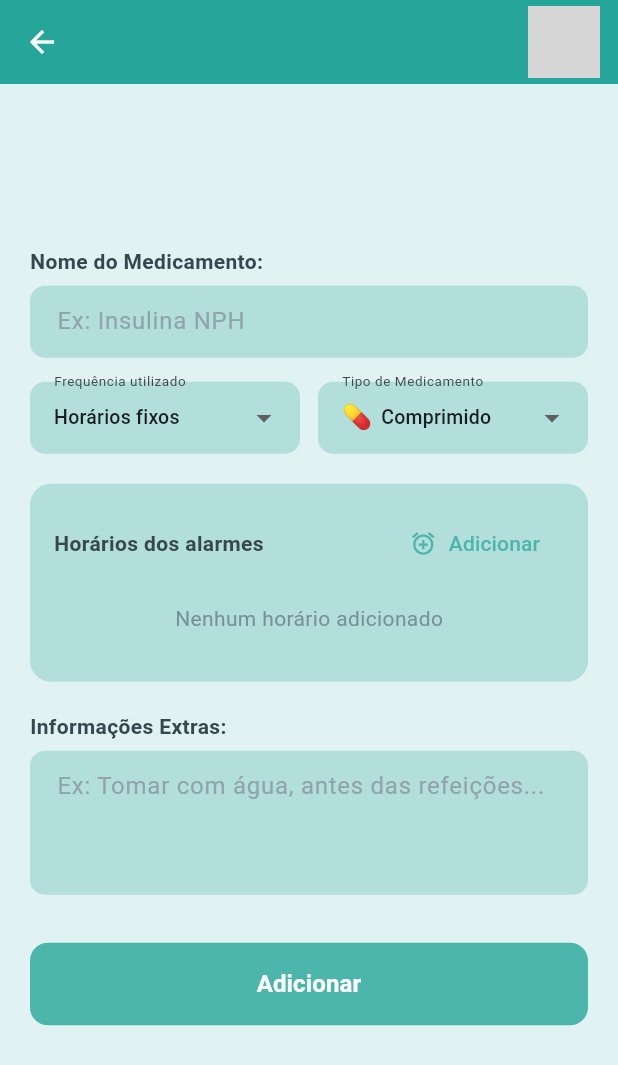
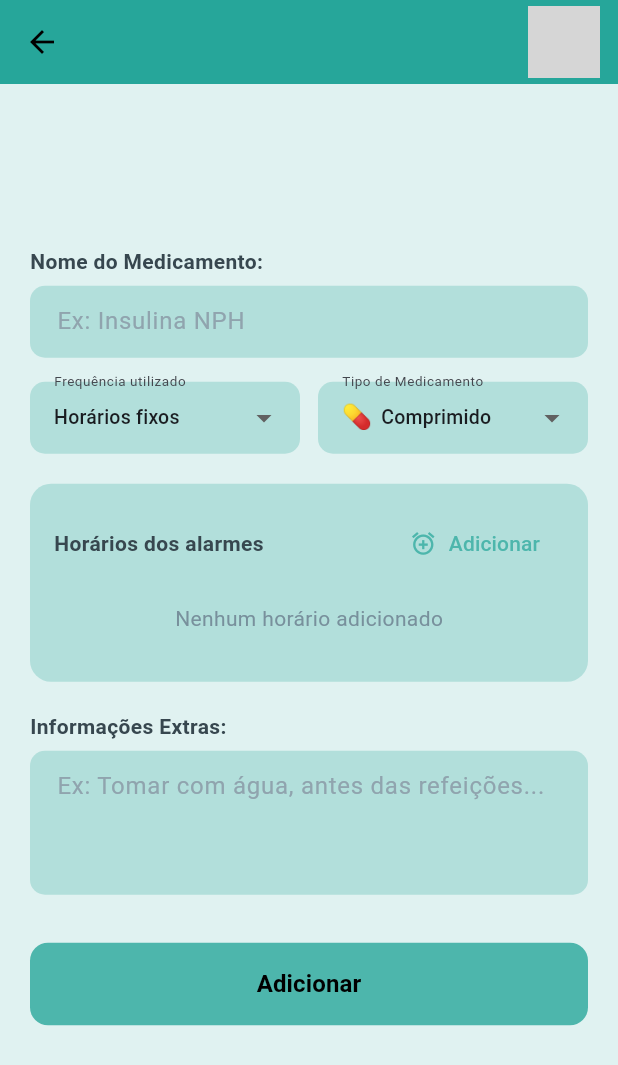
Before and after one commit to Qlqr1/AlarmeMedicamentos, a Flutter app: the FormularioMedicamento screen opened directly, on a phone screen of 412 x 824 dp. Shown: the top 1065 px of the screen. Run offline on Flutter 3.47's test engine with Material 3 defaults, Android fonts, the phone set to English and light mode, and no system bars; our stand-ins replace shared_preferences; missing offline and left inert: alarm; accounts and stored records are empty; statements that could not run were skipped; grey boxes are pictures that could not be loaded.

Commit message:
Alterações de estilo e ealarme
Alteração do estilo de acordo com a proximidade do alarme;
Alarme agora toca som quando é a hora.

```diff
--- /dev/null
+++ b/devtools_options.yaml
@@ -0,0 +1,3 @@
+description: This file stores settings for Dart & Flutter DevTools.
+documentation: https://docs.flutter.dev/tools/devtools/extensions#configure-extension-enablement-states
+extensions:
--- a/lib/screens/formulario_medicamento.dart
+++ b/lib/screens/formulario_medicamento.dart
@@ -214,7 +214,7 @@ class _FormularioMedicamentoState extends State<FormularioMedicamento> {
       backgroundColor: AppCores.fundo,
       appBar: AppBar(
         backgroundColor: AppCores.appBar,
-        foregroundColor: Colors.white,
+        foregroundColor: Colors.black,
         elevation: 0,
         leading: IconButton(
           icon: const Icon(Icons.arrow_back),
@@ -229,7 +229,7 @@ class _FormularioMedicamentoState extends State<FormularioMedicamento> {
               height: 64,
               errorBuilder: (_, __, ___) => const Icon(
                 Icons.health_and_safety,
-                color: Colors.white,
+                color: Colors.black,
                 size: 48,
               ),
             ),
@@ -296,7 +296,7 @@ class _FormularioMedicamentoState extends State<FormularioMedicamento> {
                     onPressed: _salvando ? null : _salvar,
                     style: ElevatedButton.styleFrom(
                       backgroundColor: AppCores.longe,
-                      foregroundColor: Colors.white,
+                      foregroundColor: Colors.black,
                       padding: const EdgeInsets.symmetric(vertical: 16),
                       shape: RoundedRectangleBorder(
                         borderRadius: BorderRadius.circular(12),
@@ -309,7 +309,7 @@ class _FormularioMedicamentoState extends State<FormularioMedicamento> {
                             width: 20,
                             child: CircularProgressIndicator(
                               strokeWidth: 2,
-                              color: Colors.white,
+                              color: Colors.black,
                             ),
                           )
                         : Text(
@@ -653,7 +653,7 @@ class _FormularioMedicamentoState extends State<FormularioMedicamento> {
       width: 64,
       padding: const EdgeInsets.symmetric(vertical: 8),
       decoration: BoxDecoration(
-        color: Colors.white.withValues(alpha: 0.2),
+        color: const Color.fromARGB(255, 255, 254, 254).withValues(alpha: 0.2),
         borderRadius: BorderRadius.circular(8),
       ),
       alignment: Alignment.center,
@@ -693,7 +693,7 @@ class _FormularioMedicamentoState extends State<FormularioMedicamento> {
           children: doses
               .map(
                 (d) => Chip(
-                  backgroundColor: Colors.white.withValues(alpha: 0.5),
+                  backgroundColor: const Color.fromARGB(255, 120, 119, 119).withValues(alpha: 0.5),
                   label: Text(
                     d,
                     style: const TextStyle(
```
